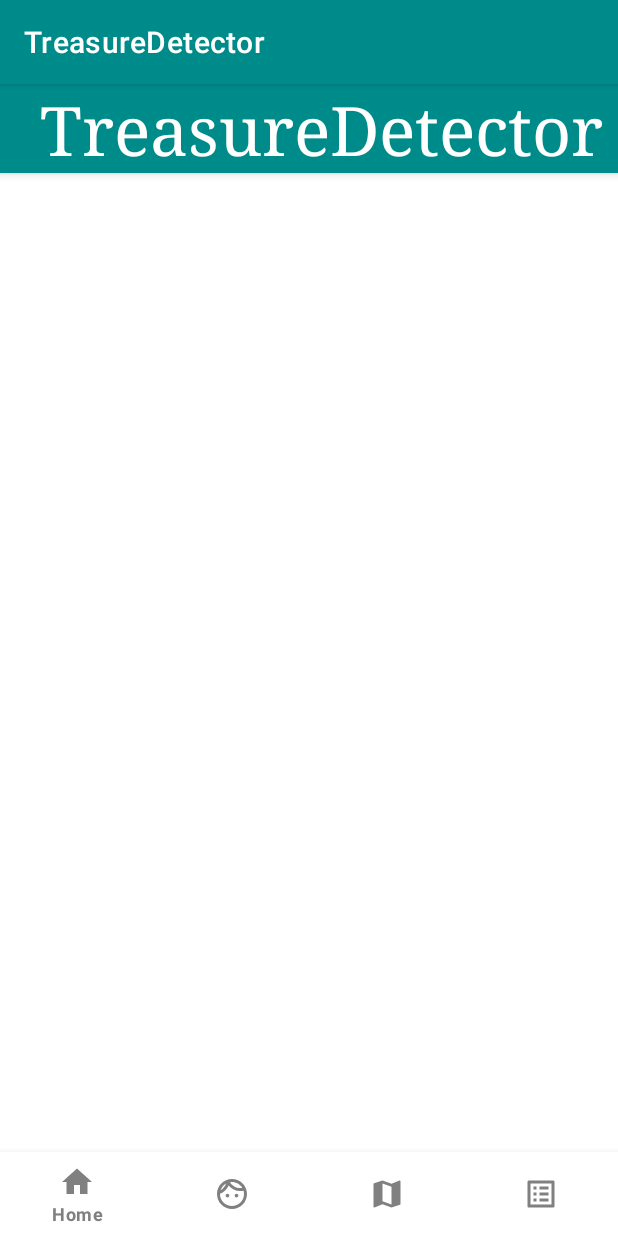
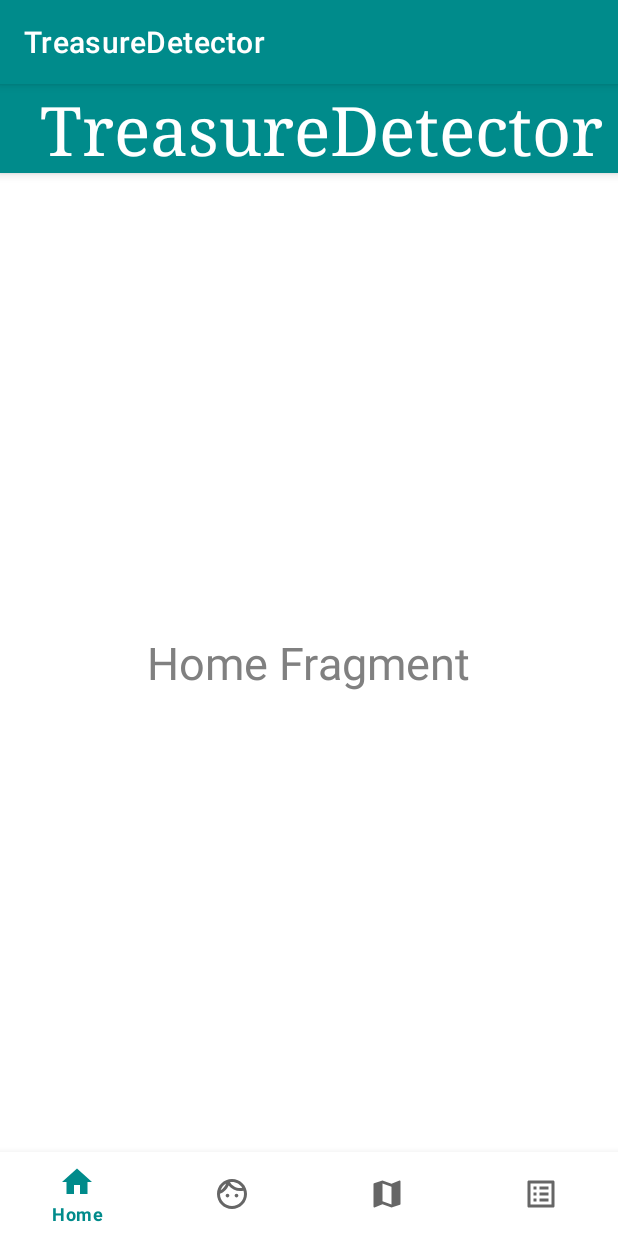
Before and after one commit to Samantha-Nicehouse/TD, an Android app: the screen it shows after launch (MainActivity), on a phone screen of 412 x 824 dp. Run offline under Robolectric (Android 15) with nearby library versions, the phone set to English and light mode, and no system bars.

Commit message:
fragments work now
fragment java classes implemented

```diff
--- a/app/build.gradle
+++ b/app/build.gradle
@@ -33,7 +33,6 @@ dependencies {
     implementation 'androidx.appcompat:appcompat:1.2.0'
     implementation 'com.google.android.material:material:1.3.0'
     implementation 'androidx.constraintlayout:constraintlayout:2.0.4'
-    implementation 'com.android.support:28.0.0' //for bottom nav view but didnt work bc of SDK
     implementation 'com.squareup.retrofit2:retrofit:2.5.0'
     implementation 'com.squareup.retrofit2:converter-gson:2.5.0'
     implementation 'androidx.appcompat:appcompat:1.2.0'
--- a/app/src/main/java/com/example/treasuredetector/view/MainActivity.java
+++ b/app/src/main/java/com/example/treasuredetector/view/MainActivity.java
@@ -25,8 +25,9 @@ public class MainActivity extends AppCompatActivity {
         super.onCreate(savedInstanceState);
         setContentView(R.layout.activity_main);
         BottomNavigationView bottomNavigationView = findViewById(R.id.bottomnav);
+        //pass the navigation listener from below
         bottomNavigationView.setOnNavigationItemSelectedListener(navigationItemSelectedListener);
-        getSupportFragmentManager().beginTransaction().replace(R.id.fragment_container_view, new HomeFragment()).commit();
+        getSupportFragmentManager().beginTransaction().replace(R.id.fragment_container, new HomeFragment()).commit();
     }
 
     private BottomNavigationView.OnNavigationItemSelectedListener navigationItemSelectedListener =
@@ -44,7 +45,9 @@ public class MainActivity extends AppCompatActivity {
                     } else if (item.getItemId() == R.id.navBar_lists) {
                         selectedFragment = new ListFragment();
                     }
-                    getSupportFragmentManager().beginTransaction().replace(R.id.fragment_container_view, selectedFragment).commit();
+
+                    //puts fragment in the framelayout
+                    getSupportFragmentManager().beginTransaction().replace(R.id.fragment_container, selectedFragment).commit();
                     return true;
                 }
             };
--- a/app/src/main/res/layout/activity_main.xml
+++ b/app/src/main/res/layout/activity_main.xml
@@ -4,15 +4,17 @@
     xmlns:tools="http://schemas.android.com/tools"
     android:layout_width="match_parent"
     android:layout_height="match_parent"
+    android:visibility="visible"
     tools:context=".view.MainActivity">
 
-
-
-    <FrameLayout
-        android:id="@+id/container"
-        android:layout_width="match_parent"
-        android:layout_height="match_parent"
-        app:layout_behavior="@string/appbar_scrolling_view_behavior" />
+<FrameLayout
+    android:id="@+id/fragment_container"
+    android:layout_width="match_parent"
+    android:layout_height="0dp"
+    app:layout_constraintBottom_toTopOf="@+id/bottomnav"
+    app:layout_constraintEnd_toEndOf="parent"
+    app:layout_constraintStart_toStartOf="parent"
+    app:layout_constraintTop_toBottomOf="@+id/appBarLayout" />
 
 
     <com.google.android.material.appbar.AppBarLayout
@@ -28,8 +30,7 @@
             android:layout_height="match_parent"
             android:background="?attr/colorPrimary"
             android:minHeight="?attr/actionBarSize"
-            android:theme="?attr/actionBarTheme"
-            >
+            android:theme="?attr/actionBarTheme">
 
             <TextView
                 android:layout_width="match_parent"
@@ -45,7 +46,7 @@
     </com.google.android.material.appbar.AppBarLayout>
 
     <androidx.fragment.app.FragmentContainerView
-        android:id="@+id/fragment_container_view"
+        android:id="@+id/fragment_container2"
         android:layout_width="match_parent"
         android:layout_height="0dp"
         app:layout_constraintBottom_toTopOf="@+id/bottomnav"
@@ -58,12 +59,10 @@
         android:layout_width="match_parent"
         android:layout_height="wrap_content"
         android:layout_alignParentBottom="true"
+        android:background="@color/white"
         app:layout_constraintBottom_toBottomOf="parent"
         app:layout_constraintEnd_toEndOf="parent"
         app:layout_constraintStart_toStartOf="parent"
-        app:menu="@menu/menu_bottom_nav"
-        app:itemIconTint="@color/gray"
-        app:itemTextColor="@color/gray"
-        />
+        app:menu="@menu/menu_bottom_nav" />
 
 </androidx.constraintlayout.widget.ConstraintLayout>
--- a/app/src/main/res/layout/fragment_home.xml
+++ b/app/src/main/res/layout/fragment_home.xml
@@ -1,22 +1,17 @@
 <?xml version="1.0" encoding="utf-8"?>
-<RelativeLayout
-    xmlns:android="http://schemas.android.com/apk/res/android"
+<RelativeLayout xmlns:android="http://schemas.android.com/apk/res/android"
     android:layout_width="match_parent"
     android:layout_height="match_parent"
-    android:orientation="vertical">
+    android:orientation="vertical"
+    android:visibility="visible">
 
 
     <TextView
-        android:id="@+id/homeFragment"
         android:layout_width="wrap_content"
         android:layout_height="wrap_content"
-        android:layout_alignParentTop="true"
-        android:layout_alignParentBottom="true"
-        android:layout_centerHorizontal="true"
-        android:layout_marginTop="389dp"
-        android:layout_marginBottom="323dp"
-        android:gravity="center_horizontal"
         android:text="Home Fragment"
+        android:textSize="30sp"
+        android:layout_centerInParent="true"
         android:textColor="@color/gray" />
 
 
```
Also changed, not shown: app/src/main/java/com/example/treasuredetector/view/MapFragment.java (+17 -0 lines), app/src/main/java/com/example/treasuredetector/view/ProfileFragment.java (+17 -0 lines), app/src/main/res/layout/fragment_lists.xml (+3 -8 lines), app/src/main/res/layout/fragment_map.xml (+3 -8 lines), app/src/main/res/layout/fragment_profile.xml (+3 -8 lines), gradle/wrapper/gradle-wrapper.properties.
